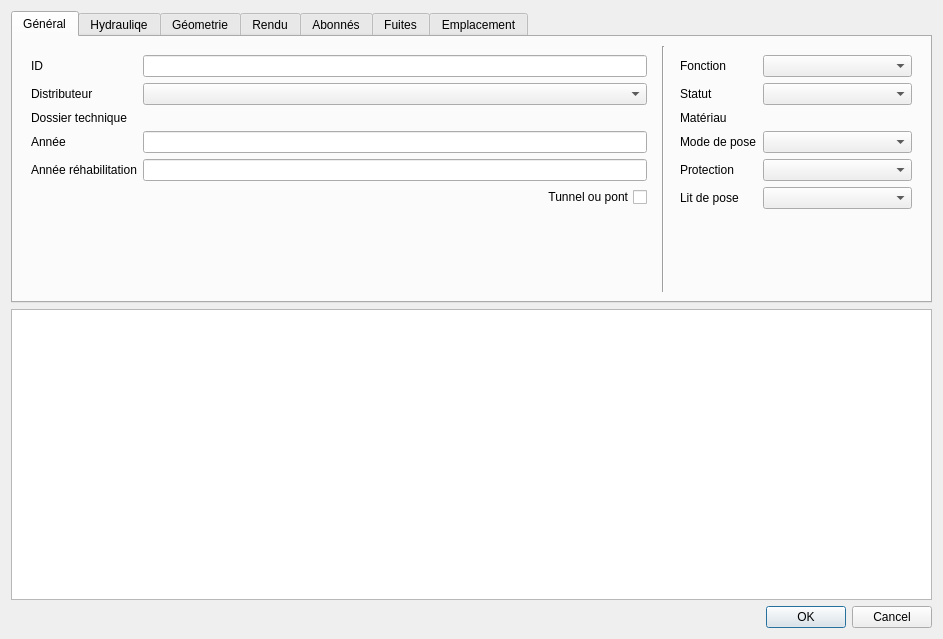
This is qgis-project/ui_forms/pipe.ui in qwat/QWAT as Qt 5 draws it before an edit. The edited form follows.
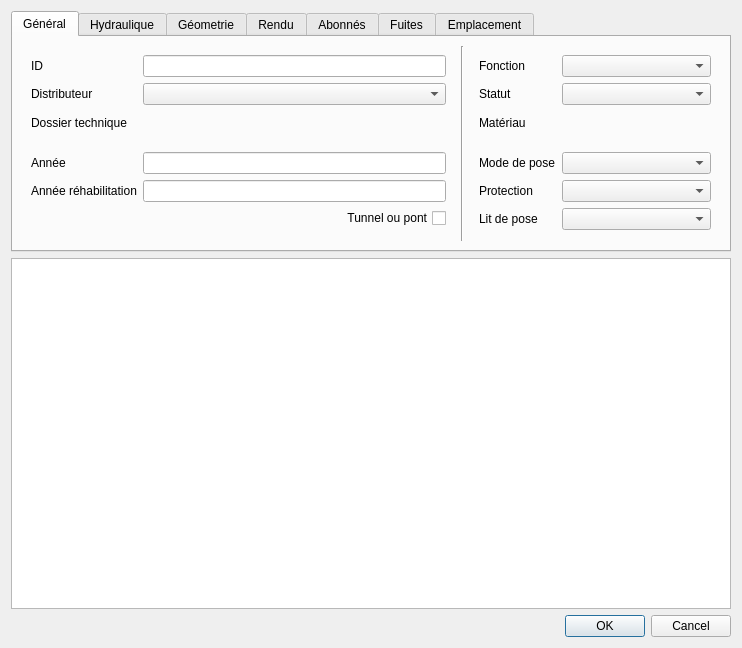
This is the edited form. Custom widgets are drawn as their Qt base class.

Commit message: fixes pipe form and location widget

Diff of the .ui file:
```diff
--- a/qgis-project/ui_forms/pipe.ui
+++ b/qgis-project/ui_forms/pipe.ui
@@ -6,8 +6,8 @@
    <rect>
     <x>0</x>
     <y>0</y>
-    <width>943</width>
-    <height>639</height>
+    <width>742</width>
+    <height>648</height>
    </rect>
   </property>
   <property name="windowTitle">
@@ -29,6 +29,12 @@
    </item>
    <item row="0" column="0">
     <widget class="QTabWidget" name="tabWidget">
+     <property name="sizePolicy">
+      <sizepolicy hsizetype="Preferred" vsizetype="Preferred">
+       <horstretch>0</horstretch>
+       <verstretch>0</verstretch>
+      </sizepolicy>
+     </property>
      <property name="currentIndex">
       <number>0</number>
      </property>
@@ -36,8 +42,8 @@
       <attribute name="title">
        <string>Général</string>
       </attribute>
-      <layout class="QGridLayout" name="gridLayout_2">
-       <item row="0" column="0">
+      <layout class="QHBoxLayout" name="horizontalLayout">
+       <item>
         <widget class="QWidget" name="widget" native="true">
          <layout class="QFormLayout" name="formLayout_4">
           <property name="fieldGrowthPolicy">
@@ -55,6 +61,12 @@
             <property name="enabled">
              <bool>true</bool>
             </property>
+            <property name="sizePolicy">
+             <sizepolicy hsizetype="Preferred" vsizetype="Fixed">
+              <horstretch>0</horstretch>
+              <verstretch>0</verstretch>
+             </sizepolicy>
+            </property>
             <property name="readOnly">
              <bool>true</bool>
             </property>
@@ -111,7 +123,14 @@
            </widget>
           </item>
           <item row="2" column="1">
-           <widget class="QgsRelationReferenceWidget" name="fk_folder"/>
+           <widget class="QgsRelationReferenceWidget" name="fk_folder">
+            <property name="minimumSize">
+             <size>
+              <width>0</width>
+              <height>35</height>
+             </size>
+            </property>
+           </widget>
           </item>
           <item row="4" column="1">
            <widget class="QLineEdit" name="year_rehabilitation"/>
@@ -126,7 +145,20 @@
          </layout>
         </widget>
        </item>
-       <item row="0" column="2">
+       <item>
+        <widget class="Line" name="line_3">
+         <property name="sizePolicy">
+          <sizepolicy hsizetype="Preferred" vsizetype="Minimum">
+           <horstretch>0</horstretch>
+           <verstretch>0</verstretch>
+          </sizepolicy>
+         </property>
+         <property name="orientation">
+          <enum>Qt::Vertical</enum>
+         </property>
+        </widget>
+       </item>
+       <item>
         <widget class="QWidget" name="widget_2" native="true">
          <property name="minimumSize">
           <size>
@@ -179,62 +211,77 @@
             </property>
            </widget>
           </item>
-          <item row="2" column="1">
-           <widget class="QgsRelationReferenceWidget" name="fk_material"/>
-          </item>
-          <item row="3" column="0">
+          <item row="4" column="0">
            <widget class="QLabel" name="label_19">
             <property name="text">
              <string>Mode de pose</string>
             </property>
            </widget>
           </item>
-          <item row="3" column="1">
+          <item row="4" column="1">
            <widget class="QComboBox" name="fk_installmethod">
             <property name="sizeAdjustPolicy">
              <enum>QComboBox::AdjustToContents</enum>
             </property>
            </widget>
           </item>
-          <item row="4" column="0">
+          <item row="5" column="0">
            <widget class="QLabel" name="label_20">
             <property name="text">
              <string>Protection</string>
             </property>
            </widget>
           </item>
-          <item row="4" column="1">
+          <item row="5" column="1">
            <widget class="QComboBox" name="fk_protection">
             <property name="sizeAdjustPolicy">
              <enum>QComboBox::AdjustToContents</enum>
             </property>
            </widget>
           </item>
-          <item row="5" column="0">
+          <item row="6" column="0">
            <widget class="QLabel" name="label_26">
             <property name="text">
              <string>Lit de pose</string>
             </property>
            </widget>
           </item>
-          <item row="5" column="1">
+          <item row="6" column="1">
            <widget class="QComboBox" name="fk_bedding"/>
           </item>
+          <item row="2" column="1">
+           <widget class="QgsRelationReferenceWidget" name="fk_material">
+            <property name="sizePolicy">
+             <sizepolicy hsizetype="Preferred" vsizetype="Preferred">
+              <horstretch>0</horstretch>
+              <verstretch>0</verstretch>
+             </sizepolicy>
+            </property>
+            <property name="minimumSize">
+             <size>
+              <width>100</width>
+              <height>35</height>
+             </size>
+            </property>
+            <property name="baseSize">
+             <size>
+              <width>100</width>
+              <height>30</height>
+             </size>
+            </property>
+            <property name="toolTip">
+             <string>Choisir un matériaux de conduite (filtrage par matériaux / diamètre</string>
+            </property>
+           </widget>
+          </item>
          </layout>
         </widget>
        </item>
-       <item row="0" column="1">
-        <widget class="Line" name="line_3">
-         <property name="orientation">
-          <enum>Qt::Vertical</enum>
-         </property>
-        </widget>
-       </item>
       </layout>
      </widget>
      <widget class="QWidget" name="tab_4">
       <attribute name="title">
-       <string>Hydrauliqe</string>
+       <string>Hydraulique</string>
       </attribute>
       <layout class="QGridLayout" name="gridLayout_8">
        <item row="0" column="3" rowspan="2">
```
Left out of the diff: 4 changed lines with no effect on the pictures. The commit also changes 1 other file.
